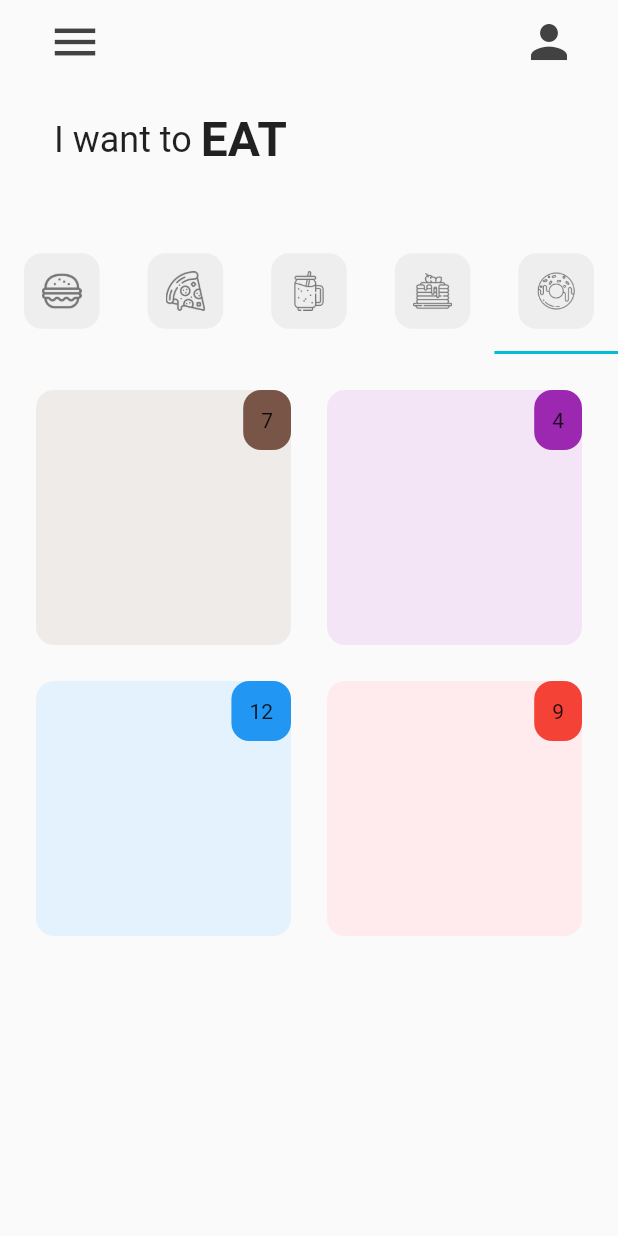
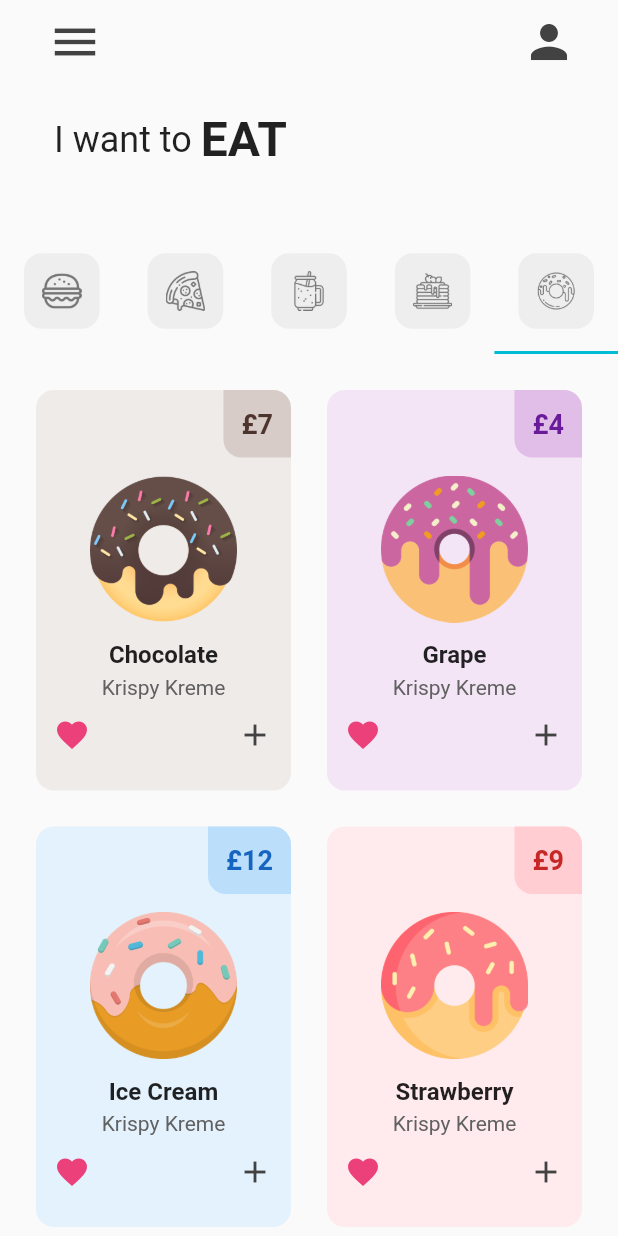
Before and after one commit to Sommos/flutter_food_shop, a Flutter app: the screen it shows after launch, tab 5 chosen, on a phone screen of 412 x 824 dp. Run offline on Flutter 3.47's test engine with Material 2 defaults, Android fonts, the light colour scheme and no system bars.

Commit message:
added donut page styling

```diff
--- a/lib/tabs/donut_tab.dart
+++ b/lib/tabs/donut_tab.dart
@@ -17,7 +17,10 @@
     return GridView.builder(
       itemCount: donutsOnSale.length,
       padding: const EdgeInsets.all(12.0),
-      gridDelegate: const SliverGridDelegateWithFixedCrossAxisCount(crossAxisCount: 2),
+      gridDelegate: const SliverGridDelegateWithFixedCrossAxisCount(
+        crossAxisCount: 2,
+        childAspectRatio: 1.0/1.5,
+      ),
       itemBuilder: (context, index) {
         return DonutTile(
           donutFlavour: donutsOnSale[index][0],
--- a/lib/utility/donut_tile.dart
+++ b/lib/utility/donut_tile.dart
@@ -33,21 +33,69 @@
               children: [
                 Container(
                   decoration: BoxDecoration(
-                    color: donutColor,
-                    borderRadius: BorderRadius.circular(borderRadius),
+                    color: donutColor[100],
+                    borderRadius: BorderRadius.only(
+                      bottomLeft: Radius.circular(borderRadius),
+                      topRight: Radius.circular(borderRadius),
+                    ),
                   ),
                   padding: EdgeInsets.all(borderRadius),
                   child: Text(
-                    donutPrice,
+                    "£$donutPrice",
+                    style: TextStyle(
+                      color: donutColor[800],
+                      fontWeight: FontWeight.bold,
+                      fontSize: 18.0,
+                    ),
                   ),
                 )
               ],
             ),
             // donut picture
+            Padding(
+              padding: EdgeInsets.symmetric(
+                horizontal: 36.0,
+                vertical: borderRadius,
+              ),
+              child: Image.asset(imageName),
+            ),
 
             // donut flavor
+            Text(
+              donutFlavour,
+              style: const TextStyle(
+                fontWeight: FontWeight.bold,
+                fontSize: 16,
+              ),
+            ),
+
+            const SizedBox(height: 4,),
+
+            Text(
+              "Krispy Kreme",
+              style: TextStyle(color: Colors.grey[700]),
+            ),
 
             // love icon & add to cart button
+            Padding(
+              padding: EdgeInsets.all(borderRadius),
+              child: Row(
+                mainAxisAlignment: MainAxisAlignment.spaceBetween,
+                children: [
+                  // love icon
+                  Icon(
+                    Icons.favorite,
+                    color: Colors.pink[400],
+                  ),
+
+                  // plus button
+                  Icon(
+                    Icons.add,
+                    color: Colors.grey[800],
+                  ),
+                ],
+              ),
+            ),
           ],
         ),
       ),
```
